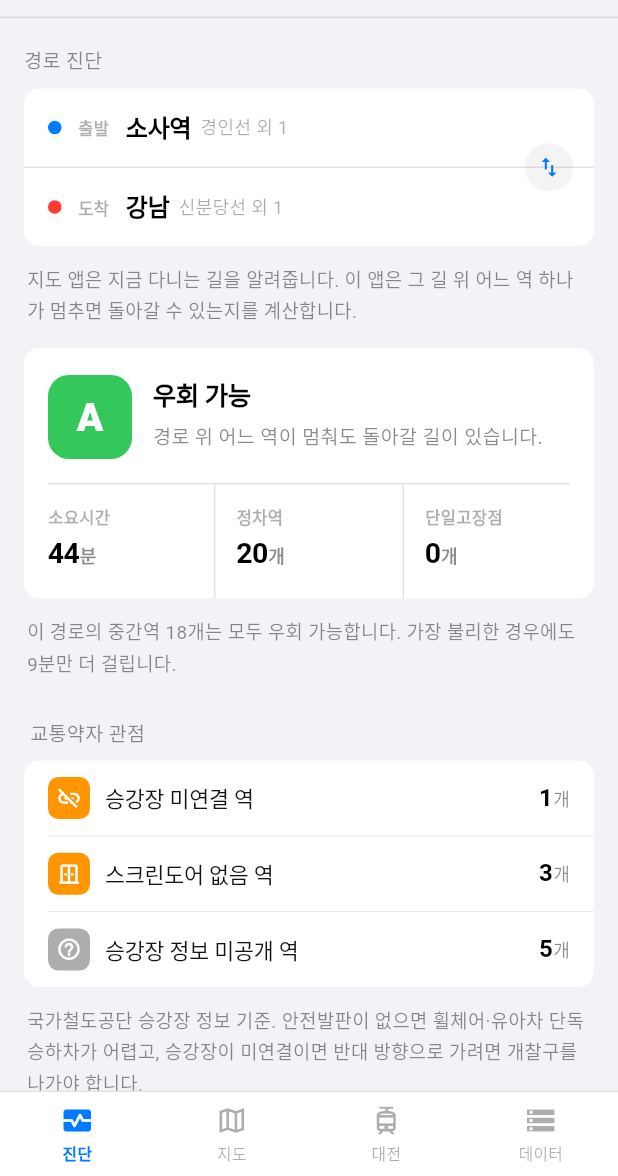
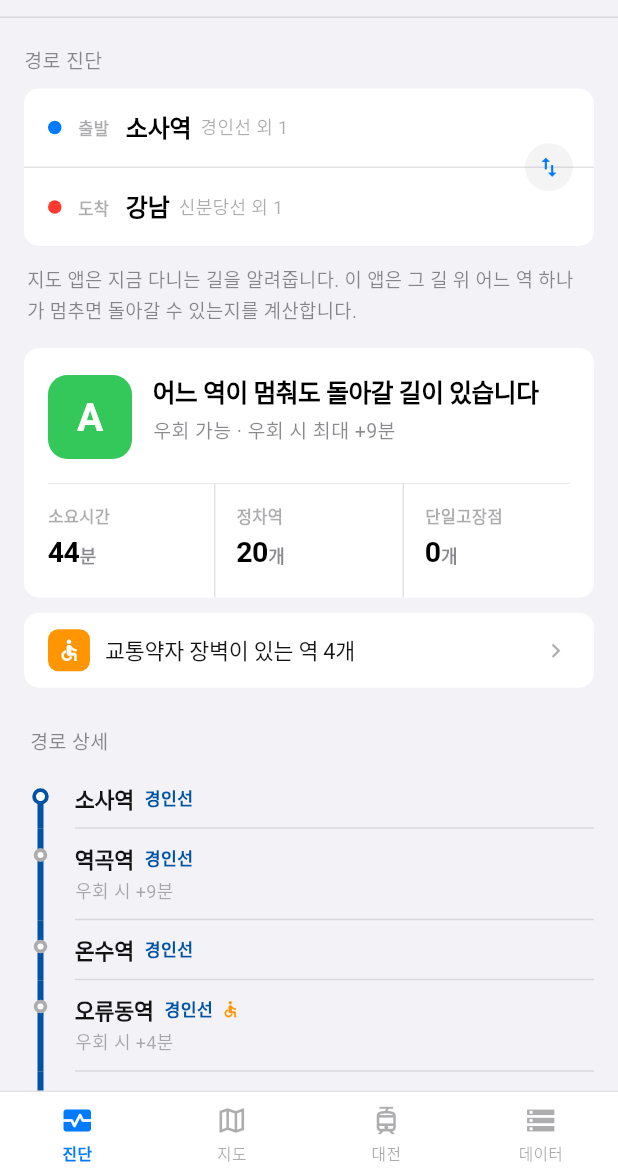
Before and after one commit to leeseoyang/Raility, a Flutter app: the screen it shows after launch, after a tap on an icon or button, on a phone screen of 412 x 824 dp, the part 60-1236 px from its top. Run offline on Flutter 3.47's test engine with Material 3 defaults, Android fonts, the phone set to English and light mode, and no system bars; our stand-ins replace flutter_map, latlong2, shared_preferences.

Commit message:
Port declutter UX to Flutter (headline verdict, folded a11y, icon strip)
웹판 31bfea0 과 동일한 규칙. flutter analyze 0건 · test 32건 통과.

Co-Authored-By: Claude Opus 5 (1M context) <noreply@anthropic.com>

```diff
--- a/raility_flutter/lib/screens/diagnose.dart
+++ b/raility_flutter/lib/screens/diagnose.dart
@@ -90,7 +90,19 @@ class DiagnoseScreen extends StatelessWidget {
       ];
     }
 
+    // 결론 한 문장이 먼저다. 등급 설명은 보조로 내린다. (웹판과 동일한 규칙)
     final gt = gradeText[r.grade]!;
+    final String headline;
+    var sub = gt[0];
+    if (r.spof.isEmpty) {
+      headline = '어느 역이 멈춰도 돌아갈 길이 있습니다';
+      if (r.maxDelta > 0) sub += ' · 우회 시 최대 +${mins(r.maxDelta)}분';
+    } else if (r.spof.length == r.mids.length) {
+      headline = '중간역 ${r.mids.length}개 전부 — 하나만 멈춰도 갈 수 없습니다';
+    } else {
+      headline = '중간역 ${r.mids.length}개 중 ${r.spof.length}개는 멈추면 우회가 없습니다';
+      if (r.detour.isNotEmpty) sub += ' · 나머지는 우회 시 최대 +${mins(r.maxDelta)}분';
+    }
     return [
       const SizedBox(height: 14),
       Panel(
@@ -100,26 +112,27 @@ class DiagnoseScreen extends StatelessWidget {
             Container(
               width: 56, height: 56,
               decoration: BoxDecoration(
-                  color: gradeColor(ink, r.grade), borderRadius: BorderRadius.circular(14)),
+                  color: gradeColor(ink, r.grade), borderRadius: BorderRadius.circular(13)),
               alignment: Alignment.center,
               child: Text(r.grade,
                   style: const TextStyle(
-                      fontSize: 26, fontWeight: FontWeight.w800, color: Colors.white, letterSpacing: -0.8)),
+                      fontSize: 26, fontWeight: FontWeight.w700, color: Colors.white, letterSpacing: -0.8)),
             ),
             const SizedBox(width: 14),
             Expanded(
               child: Column(crossAxisAlignment: CrossAxisAlignment.start, children: [
-                Text(gt[0],
+                Text(headline,
                     style: TextStyle(
-                        fontSize: 17, fontWeight: FontWeight.w700, color: ink.i0, letterSpacing: -0.3)),
+                        fontSize: 16.5, fontWeight: FontWeight.w700, color: ink.i0,
+                        letterSpacing: -0.3, height: 1.3)),
                 const SizedBox(height: 4),
-                Text(gt[1], style: TextStyle(fontSize: 13, color: ink.i3, height: 1.55)),
+                Text(sub, style: TextStyle(fontSize: 13, color: ink.i3, height: 1.5)),
               ]),
             ),
           ]),
           const SizedBox(height: 16),
           Container(
-            decoration: BoxDecoration(border: Border(top: BorderSide(color: ink.line))),
+            decoration: BoxDecoration(border: Border(top: BorderSide(color: ink.line, width: 0.5))),
             child: IntrinsicHeight(
               child: Row(children: [
                 _metric(ink, '소요시간', '${mins(r.base!.time)}', '분'),
@@ -132,11 +145,6 @@ class DiagnoseScreen extends StatelessWidget {
           ),
         ]),
       ),
-      Note(r.spof.isEmpty
-          ? '이 경로의 중간역 ${r.mids.length}개는 모두 우회 가능합니다.'
-              '${r.maxDelta > 0 ? ' 가장 불리한 경우에도 ${mins(r.maxDelta)}분만 더 걸립니다.' : ''}'
-          : '중간역 ${r.mids.length}개 중 ${r.spof.length}개가 멈추면 이 경로로는 목적지에 갈 수 없습니다.'
-              '${r.detour.isNotEmpty ? ' 나머지 ${r.detour.length}개 역은 우회 시 최대 ${mins(r.maxDelta)}분이 더 걸립니다.' : ''}'),
       ..._accessibility(context, g, r),
       const Eyebrow('경로 상세'),
       Padding(
@@ -171,64 +179,29 @@ class DiagnoseScreen extends StatelessWidget {
     ];
   }
 
-  /// 교통약자 관점 — 경로 위 승강장 장벽 집계 (웹판 acc-card 와 동일한 규칙)
+  /// 교통약자 관점 — 기본은 한 줄 요약, 탭하면 상세 (웹판 acc-fold 와 동일한 규칙)
   List<Widget> _accessibility(BuildContext context, RailGraph g, Diagnosis r) {
-    final ink = Palette.of(context);
     final counts = [0, 0, 0];
-    var noData = 0;
+    var noData = 0, barrierStations = 0;
     for (final st in r.stops) {
       final ac = g.accOf(st.nodes);
       if (ac == null) {
         noData++;
         continue;
       }
+      var any = false;
       for (var k = 0; k < 3; k++) {
-        if (ac[k + 1] != 0) counts[k]++;
+        if (ac[k + 1] != 0) {
+          counts[k]++;
+          any = true;
+        }
       }
+      if (any) barrierStations++;
     }
-    if (counts[0] + counts[1] + counts[2] + noData == 0) return const [];
-
-    const icons = [Icons.accessible, Icons.link_off, Icons.door_sliding_outlined];
-    Widget row(IconData icon, Color iconBg, String label, int n, {bool divider = false}) =>
-        Container(
-          decoration: divider
-              ? BoxDecoration(border: Border(top: BorderSide(color: ink.line, width: 0.5)))
-              : null,
-          margin: divider ? const EdgeInsets.only(left: 16) : null,
-          padding: EdgeInsets.fromLTRB(divider ? 0 : 16, 11, 16, 11),
-          child: Row(children: [
-            Container(
-              width: 28, height: 28,
-              decoration: BoxDecoration(color: iconBg, borderRadius: BorderRadius.circular(7)),
-              child: Icon(icon, size: 17, color: Colors.white),
-            ),
-            const SizedBox(width: 10),
-            Expanded(
-                child: Text('$label 역',
-                    style: TextStyle(fontSize: 14.5, color: ink.i1, letterSpacing: -0.15))),
-            Text('$n',
-                style: TextStyle(
-                    fontSize: 16, fontWeight: FontWeight.w600, color: ink.i0,
-                    fontFeatures: const [FontFeature.tabularFigures()])),
-            Text('개', style: TextStyle(fontSize: 12, color: ink.i3)),
-          ]),
-        );
-
-    final rows = <Widget>[];
-    for (var k = 0; k < 3; k++) {
-      if (counts[k] > 0) {
-        rows.add(row(icons[k], ink.risk2, accLabels[k], counts[k], divider: rows.isNotEmpty));
-      }
-    }
-    if (noData > 0) {
-      rows.add(row(Icons.help_outline, ink.i4, '승강장 정보 미공개', noData, divider: rows.isNotEmpty));
-    }
-
+    if (barrierStations + noData == 0) return const [];
     return [
-      const Eyebrow('교통약자 관점'),
-      Panel(child: Column(children: rows)),
-      const Note('국가철도공단 승강장 정보 기준. 안전발판이 없으면 휠체어·유아차 단독 승하차가 어렵고, '
-          '승강장이 미연결이면 반대 방향으로 가려면 개찰구를 나가야 합니다.'),
+      const SizedBox(height: 10),
+      _AccFold(counts: counts, noData: noData, barrierStations: barrierStations),
     ];
   }
 
@@ -250,6 +223,91 @@ class DiagnoseScreen extends StatelessWidget {
       );
 
   Widget _divider(InkPalette ink) => Container(width: 1, color: ink.line, margin: const EdgeInsets.only(left: 14, right: 14));
+}
+
+/// 교통약자 요약 접이 카드 — 한 줄 요약, 탭하면 장벽별 상세
+class _AccFold extends StatefulWidget {
+  final List<int> counts;
+  final int noData, barrierStations;
+  const _AccFold({required this.counts, required this.noData, required this.barrierStations});
+
+  @override
+  State<_AccFold> createState() => _AccFoldState();
+}
+
+class _AccFoldState extends State<_AccFold> {
+  bool _open = false;
+
+  @override
+  Widget build(BuildContext context) {
+    final ink = Palette.of(context);
+    const icons = [Icons.accessible, Icons.link_off, Icons.door_sliding_outlined];
+
+    Widget iconBox(IconData icon, Color bg) => Container(
+          width: 28, height: 28,
+          decoration: BoxDecoration(color: bg, borderRadius: BorderRadius.circular(7)),
+          child: Icon(icon, size: 17, color: Colors.white),
+        );
+
+    Widget detail(IconData icon, Color bg, String label, int n) => Container(
+          decoration: BoxDecoration(
+              border: Border(top: BorderSide(color: ink.line, width: 0.5))),
+          margin: const EdgeInsets.only(left: 16),
+          padding: const EdgeInsets.fromLTRB(0, 11, 16, 11),
+          child: Row(children: [
+            iconBox(icon, bg),
+            const SizedBox(width: 10),
+            Expanded(
+                child: Text('$label 역',
+                    style: TextStyle(fontSize: 14.5, color: ink.i1, letterSpacing: -0.15))),
+            Text('$n',
+                style: TextStyle(
+                    fontSize: 16, fontWeight: FontWeight.w600, color: ink.i0,
+                    fontFeatures: const [FontFeature.tabularFigures()])),
+            Text('개', style: TextStyle(fontSize: 12, color: ink.i3)),
+          ]),
+        );
+
+    return Panel(
+      child: Column(children: [
+        InkWell(
+          onTap: () => setState(() => _open = !_open),
+          child: Padding(
+            padding: const EdgeInsets.symmetric(horizontal: 16, vertical: 11),
+            child: Row(children: [
+              iconBox(Icons.accessible, widget.barrierStations > 0 ? ink.risk2 : ink.i4),
+              const SizedBox(width: 10),
+              Expanded(
+                child: Text(
+                    widget.barrierStations > 0
+                        ? '교통약자 장벽이 있는 역 ${widget.barrierStations}개'
+                        : '교통약자 장벽 확인 안 됨 (정보 없음 ${widget.noData}개)',
+                    style: TextStyle(fontSize: 14.5, color: ink.i1, letterSpacing: -0.15)),
+              ),
+              AnimatedRotation(
+                turns: _open ? 0.25 : 0,
+                duration: const Duration(milliseconds: 160),
+                child: Icon(Icons.chevron_right, size: 19, color: ink.i4),
+              ),
+            ]),
+          ),
+        ),
+        if (_open) ...[
+          for (var k = 0; k < 3; k++)
+            if (widget.counts[k] > 0) detail(icons[k], ink.risk2, accLabels[k], widget.counts[k]),
+          if (widget.noData > 0)
+            detail(Icons.help_outline, ink.i4, '승강장 정보 미공개', widget.noData),
+          Padding(
+            padding: const EdgeInsets.fromLTRB(16, 4, 16, 12),
+            child: Text(
+                '국가철도공단 승강장 정보 기준. 안전발판이 없으면 휠체어·유아차 단독 승하차가 어렵고, '
+                '승강장이 미연결이면 반대 방향으로 가려면 개찰구를 나가야 합니다.',
+                style: TextStyle(fontSize: 12.5, color: ink.i3, height: 1.5)),
+          ),
+        ],
+      ]),
+    );
+  }
 }
 
 /// 출발/도착 선택 카드
@@ -394,6 +452,8 @@ class _RouteStrip extends StatelessWidget {
                           ? null
                           : Border(bottom: BorderSide(color: ink.line))),
                   padding: const EdgeInsets.symmetric(vertical: 9),
+                  // 태그 다이어트: 텍스트 태그 대신 이름 옆 작은 아이콘.
+                  // 상세는 역을 탭하면 시트에서 보여준다. (웹판과 동일한 규칙)
                   child: Column(crossAxisAlignment: CrossAxisAlignment.start, children: [
                     Row(children: [
                       Flexible(
@@ -412,36 +472,37 @@ class _RouteStrip extends StatelessWidget {
                             style: TextStyle(
                                 fontSize: 11.5, fontWeight: FontWeight.w600, color: lineColor)),
                       ),
+                      if (st.spof) ...[
+                        const SizedBox(width: 6),
+                        Icon(Icons.warning_amber_rounded, size: 13, color: ink.risk3),
+                      ],
+                      if (() {
+                        final ac = g.accOf(st.nodes);
+                        return ac != null && (ac[1] != 0 || ac[2] != 0 || ac[3] != 0);
+                      }()) ...[
+                        const SizedBox(width: 5),
+                        Icon(Icons.accessible, size: 13, color: ink.risk2),
+                      ],
                     ]),
-                    // 태그는 가로로 흘려 붙인다. 승강장 장벽은 SPOF 와 별개 축이므로 병기한다.
                     ...() {
-                      final ac = g.accOf(st.nodes);
                       final ftr = st.transferHere ? g.fastTransferAt(result, i) : null;
-                      final tags = <Widget>[
+                      return <Widget>[
                         if (st.transferHere && st.fromLine != null && st.toLine != null)
-                          _tag(ink, '${st.fromLine} → ${st.toLine} 환승', ink.i3, ink.surface2),
-                        if (ftr != null)
-                          _tag(
-                              ink,
-                              '빠른 환승 ${ftr.list.map((x) => '${x.car}-${x.door}'
-                                  // 종착역명 결측 레코드는 방면 라벨 없이 칸-문만
-                                  '${ftr.resolved || x.dir.isEmpty ? '' : ' (${x.dir} 방면)'}').join(' · ')}',
-                              ink.tint,
-                              ink.tintBg),
-                        if (st.spof)
-                          _tag(ink, '이 역이 멈추면 우회 불가', ink.risk3, ink.risk3Bg,
-                              icon: Icons.warning_amber_rounded),
-                        if (ac == null)
-                          _tag(ink, '승강장 정보 없음', ink.i4, ink.surface2)
-                        else
-                          for (var k = 0; k < 3; k++)
-                            if (ac[k + 1] != 0) _tag(ink, accLabels[k], ink.risk2, ink.risk2Bg),
+                          Padding(
+                            padding: const EdgeInsets.only(top: 2),
+                            child: Text(
+                                '${st.fromLine} → ${st.toLine} 환승'
+                                '${ftr != null ? ' · 빠른 환승 ${ftr.list.map((x) => '${x.car}-${x.door}'
+                                    '${ftr.resolved || x.dir.isEmpty ? '' : ' (${x.dir} 방면)'}').join(' · ')}' : ''}',
+                                style: TextStyle(fontSize: 12, color: ink.i4)),
+                          ),
                         if (!st.spof && st.delta > 60 && !sameRun)
-                          _tag(ink, '우회 시 +${mins(st.delta)}분', ink.risk2, ink.risk2Bg),
+                          Padding(
+                            padding: const EdgeInsets.only(top: 2),
+                            child: Text('우회 시 +${mins(st.delta)}분',
+                                style: TextStyle(fontSize: 12, color: ink.i4)),
+                          ),
                       ];
-                      return tags.isEmpty
-                          ? const <Widget>[]
-                          : [Wrap(spacing: 5, runSpacing: 0, children: tags)];
                     }(),
                   ]),
                 ),
@@ -453,15 +514,4 @@ class _RouteStrip extends StatelessWidget {
     );
   }
 
-  Widget _tag(InkPalette ink, String text, Color fg, Color bg, {IconData? icon}) => Padding(
-        padding: const EdgeInsets.only(top: 6),
-        child: Container(
-          padding: const EdgeInsets.symmetric(horizontal: 7, vertical: 3),
-          decoration: BoxDecoration(color: bg, borderRadius: BorderRadius.circular(6)),
-          child: Row(mainAxisSize: MainAxisSize.min, children: [
-            if (icon != null) ...[Icon(icon, size: 12, color: fg), const SizedBox(width: 4)],
-            Text(text, style: TextStyle(fontSize: 11.5, fontWeight: FontWeight.w700, color: fg)),
-          ]),
-        ),
-      );
 }
```
